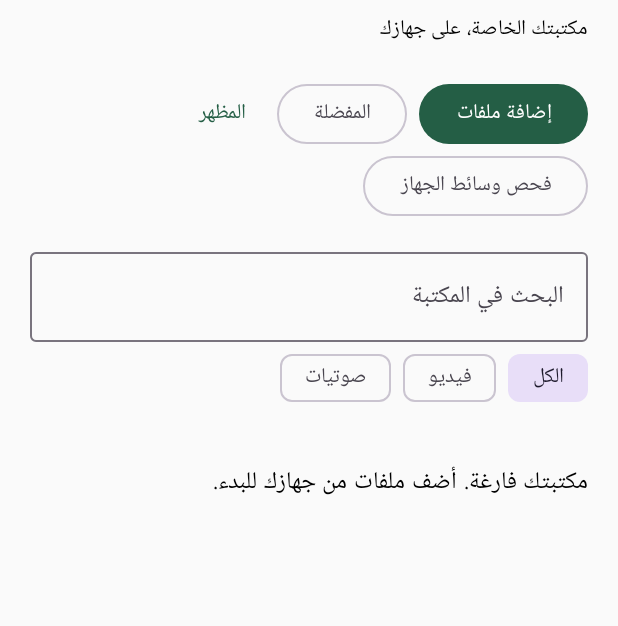
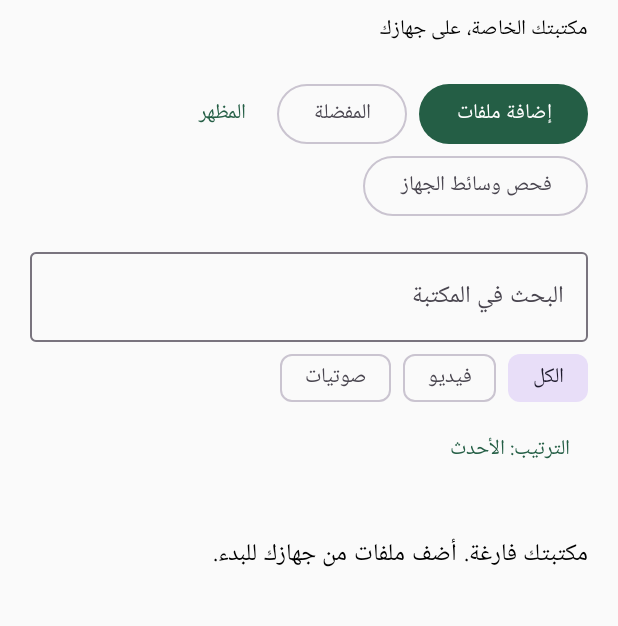
Before and after one commit to malkbaty7-sketch/safePlayer, an Android app built with Jetpack Compose: the screen it shows after launch (MainActivity), on a phone screen of 412 x 824 dp, the part 84-710 px from its top. Run offline under Robolectric (Android 15) with nearby library versions, the phone set to English and light mode, and no system bars; our stand-ins replace Room's generated code.

Commit message:
Add media and settings repositories with library sorting
Co-authored-by: arena-agent <297053741+arena-agent@users.noreply.github.com>

```diff
--- a/app/src/main/java/com/malkbaty/safeplayer/MainActivity.kt
+++ b/app/src/main/java/com/malkbaty/safeplayer/MainActivity.kt
@@ -1,16 +1,15 @@
 package com.malkbaty.safeplayer
 
-import android.content.Intent
-import android.net.Uri
 import android.os.Bundle
 import android.content.res.Configuration
-import android.provider.OpenableColumns
 import androidx.activity.ComponentActivity
 import androidx.activity.compose.BackHandler
 import androidx.activity.compose.rememberLauncherForActivityResult
 import androidx.activity.compose.setContent
 import androidx.activity.result.contract.ActivityResultContracts
 import androidx.compose.foundation.layout.*
+import androidx.compose.foundation.horizontalScroll
+import androidx.compose.foundation.rememberScrollState
 import androidx.compose.foundation.lazy.LazyColumn
 import androidx.compose.foundation.lazy.items
 import androidx.compose.foundation.shape.RoundedCornerShape
@@ -46,15 +45,17 @@ class MainActivity : ComponentActivity() {
     override fun onCreate(savedInstanceState: Bundle?) {
         super.onCreate(savedInstanceState)
         setContent {
-            val prefs = remember { getSharedPreferences("appearance", MODE_PRIVATE) }
-            var palette by remember { mutableStateOf(Palette.entries.find { it.name == prefs.getString("palette", "FOREST") } ?: Palette.FOREST) }
-            var dark by remember { mutableStateOf(prefs.getBoolean("dark", false)) }
+            val settings = remember { SettingsRepository(applicationContext) }
+            val repository = remember { MediaRepository(applicationContext, database.mediaDao()) }
+            val appearance = remember { settings.appearance() }
+            var palette by remember { mutableStateOf(appearance.palette) }
+            var dark by remember { mutableStateOf(appearance.dark) }
             SafePlayerTheme(palette, dark) {
                 CompositionLocalProvider(LocalLayoutDirection provides LayoutDirection.Rtl) {
-                    SafePlayerApp(database.mediaDao(), palette, dark) { selected, isDark ->
+                    SafePlayerApp(repository, palette, dark) { selected, isDark ->
                         palette = selected
                         dark = isDark
-                        prefs.edit().putString("palette", selected.name).putBoolean("dark", isDark).apply()
+                        settings.saveAppearance(Appearance(selected, isDark))
                     }
                 }
             }
@@ -66,11 +67,11 @@ class MainActivity : ComponentActivity() {
     }
 
     @Composable
-    private fun SafePlayerApp(dao: MediaDao, palette: Palette, dark: Boolean, onTheme: (Palette, Boolean) -> Unit) {
+    private fun SafePlayerApp(repository: MediaRepository, palette: Palette, dark: Boolean, onTheme: (Palette, Boolean) -> Unit) {
         val scope = rememberCoroutineScope()
         var retry by remember { mutableIntStateOf(0) }
-        val libraryFlow = remember(dao, retry) {
-            dao.observeAll().map<List<MediaEntry>, LibraryState> { LibraryState.Ready(it) }
+        val libraryFlow = remember(repository, retry) {
+            repository.media.map<List<MediaEntry>, LibraryState> { LibraryState.Ready(it) }
                 .catch { emit(LibraryState.Error) }
         }
         val library by libraryFlow.collectAsStateWithLifecycle(initialValue = LibraryState.Loading)
@@ -79,11 +80,13 @@ class MainActivity : ComponentActivity() {
         var query by rememberSaveable { mutableStateOf("") }
         var type by rememberSaveable { mutableStateOf("all") }
         var favorites by rememberSaveable { mutableStateOf(false) }
+        var sort by rememberSaveable { mutableStateOf(MediaSort.NEWEST) }
+        var showSort by remember { mutableStateOf(false) }
         var playing by remember { mutableStateOf<MediaEntry?>(null) }
         var message by remember { mutableStateOf<String?>(null) }
         var pendingDelete by remember { mutableStateOf<MediaEntry?>(null) }
         var scanning by remember { mutableStateOf(false) }
-        val scanner = remember(dao) { MediaScanner(applicationContext, dao) }
+        val scanner = repository.scanner
         fun startScan() {
             val access = scanner.access()
             if (!access.video && !access.audio) {
@@ -107,20 +110,8 @@ class MainActivity : ComponentActivity() {
         val permissionLauncher = rememberLauncherForActivityResult(ActivityResultContracts.RequestMultiplePermissions()) { startScan() }
         val picker = rememberLauncherForActivityResult(ActivityResultContracts.OpenMultipleDocuments()) { uris ->
             scope.launch {
-                var failed = 0
-                uris.forEach { uri ->
-                    try {
-                        val mime = contentResolver.getType(uri).orEmpty()
-                        val kind = when { mime.startsWith("video/") -> "video"; mime.startsWith("audio/") -> "audio"; else -> null }
-                        if (kind == null) { failed++; return@forEach }
-                        contentResolver.takePersistableUriPermission(uri, Intent.FLAG_GRANT_READ_URI_PERMISSION)
-                        val title = contentResolver.query(uri, arrayOf(OpenableColumns.DISPLAY_NAME), null, null, null)?.use { cursor ->
-                            if (cursor.moveToFirst()) cursor.getString(0) else null
-                        } ?: uri.lastPathSegment ?: "ملف وسائط"
-                        dao.insert(MediaEntry(uri.toString(), title, kind, System.currentTimeMillis()))
-                    } catch (_: Exception) { failed++ }
-                }
-                message = if (failed > 0) "تعذرت إضافة $failed من الملفات. تحقق من الوصول إليها وحاول مجدداً." else if (uris.isNotEmpty()) "تمت إضافة الملفات إلى المكتبة." else null
+                val result = repository.importDocuments(uris)
+                message = if (result.failed > 0) "تعذرت إضافة ${result.failed} من الملفات. تحقق من الوصول إليها وحاول مجدداً." else if (result.added > 0) "تمت إضافة الملفات إلى المكتبة." else null
             }
         }
         val current = playing
@@ -128,7 +119,7 @@ class MainActivity : ComponentActivity() {
             BackHandler { playing = null }
             PlayerScreen(this, current, inPip, onBack = { playing = null }, onPosition = { position ->
                 // Activity lifecycle scope survives disposal of the player composable.
-                lifecycleScope.launch { try { dao.savePosition(current.uri, position) } catch (_: Exception) { message = "تعذر حفظ موضع التشغيل." } }
+                lifecycleScope.launch { try { repository.savePosition(current.uri, position) } catch (_: Exception) { message = "تعذر حفظ موضع التشغيل." } }
             })
         } else {
             Column(Modifier.fillMaxSize().padding(20.dp)) {
@@ -136,7 +127,7 @@ class MainActivity : ComponentActivity() {
                 Spacer(Modifier.height(8.dp))
                 Text("مكتبتك الخاصة، على جهازك", style = MaterialTheme.typography.bodyMedium)
                 Spacer(Modifier.height(20.dp))
-                Row(horizontalArrangement = Arrangement.spacedBy(8.dp)) {
+                Row(Modifier.horizontalScroll(rememberScrollState()), horizontalArrangement = Arrangement.spacedBy(8.dp)) {
                     Button(onClick = { picker.launch(arrayOf("video/*", "audio/*")) }) { Text("إضافة ملفات") }
                     OutlinedButton(onClick = { favorites = !favorites }) { Text(if (favorites) "كل المكتبة" else "المفضلة") }
                     TextButton(onClick = { showSettings = true }) { Text("المظهر") }
@@ -153,7 +144,15 @@ class MainActivity : ComponentActivity() {
                     }
                 }
                 message?.let { Text(it, color = MaterialTheme.colorScheme.primary); TextButton(onClick = { message = null }) { Text("إغلاق الرسالة") } }
-                val filtered = filterMedia(entries, query, type, favorites)
+                Box {
+                    TextButton(onClick = { showSort = true }) { Text("الترتيب: ${sort.label}") }
+                    DropdownMenu(expanded = showSort, onDismissRequest = { showSort = false }) {
+                        MediaSort.entries.forEach { option ->
+                            DropdownMenuItem(text = { Text(option.label) }, onClick = { sort = option; showSort = false })
+                        }
+                    }
+                }
+                val filtered = searchLibrary(entries, LibraryQuery(query, type, favorites, sort))
                 if (library is LibraryState.Loading) {
                     Spacer(Modifier.height(32.dp)); CircularProgressIndicator(); Text("جارٍ تحميل المكتبة…")
                 } else if (library is LibraryState.Error) {
@@ -170,7 +169,7 @@ class MainActivity : ComponentActivity() {
                                 Text(if (entry.type == "video") "فيديو" else "صوت", style = MaterialTheme.typography.bodySmall)
                                 Row(horizontalArrangement = Arrangement.spacedBy(4.dp)) {
                                     TextButton(onClick = { playing = entry }) { Text("تشغيل") }
-                                    TextButton(onClick = { scope.launch { try { dao.setFavorite(entry.uri, !entry.favorite) } catch (_: Exception) { message = "تعذر حفظ المفضلة. حاول مجدداً." } } }) { Text(if (entry.favorite) "إزالة المفضلة" else "إضافة للمفضلة") }
+                                    TextButton(onClick = { scope.launch { try { repository.setFavorite(entry.uri, !entry.favorite) } catch (_: Exception) { message = "تعذر حفظ المفضلة. حاول مجدداً." } } }) { Text(if (entry.favorite) "إزالة المفضلة" else "إضافة للمفضلة") }
                                     TextButton(onClick = { pendingDelete = entry }) { Text("حذف") }
                                 }
                             }
@@ -197,7 +196,7 @@ class MainActivity : ComponentActivity() {
             }, confirmButton = { TextButton(onClick = { showSettings = false }) { Text("تم") } })
         }
         pendingDelete?.let { entry ->
-            AlertDialog(onDismissRequest = { pendingDelete = null }, title = { Text("إزالة من المكتبة؟") }, text = { Text("لن يُحذف الملف الأصلي من جهازك، وقد يظهر مجدداً عند فحص الوسائط.") }, confirmButton = { TextButton(onClick = { pendingDelete = null; scope.launch { try { dao.delete(entry.uri); try { contentResolver.releasePersistableUriPermission(Uri.parse(entry.uri), Intent.FLAG_GRANT_READ_URI_PERMISSION) } catch (_: SecurityException) {} } catch (_: Exception) { message = "تعذرت إزالة الملف. حاول مجدداً." } } }) { Text("إزالة") } }, dismissButton = { TextButton(onClick = { pendingDelete = null }) { Text("إلغاء") } })
+            AlertDialog(onDismissRequest = { pendingDelete = null }, title = { Text("إزالة من المكتبة؟") }, text = { Text("لن يُحذف الملف الأصلي من جهازك، وقد يظهر مجدداً عند فحص الوسائط.") }, confirmButton = { TextButton(onClick = { pendingDelete = null; scope.launch { try { repository.remove(entry.uri) } catch (_: Exception) { message = "تعذرت إزالة الملف. حاول مجدداً." } } }) { Text("إزالة") } }, dismissButton = { TextButton(onClick = { pendingDelete = null }) { Text("إلغاء") } })
         }
     }
 
--- a/app/src/main/java/com/malkbaty/safeplayer/MediaDatabase.kt
+++ b/app/src/main/java/com/malkbaty/safeplayer/MediaDatabase.kt
@@ -46,7 +46,3 @@ interface MediaDao {
 abstract class MediaDatabase : RoomDatabase() {
     abstract fun mediaDao(): MediaDao
 }
-
-fun filterMedia(items: List<MediaEntry>, query: String, type: String, favoritesOnly: Boolean): List<MediaEntry> =
-    items.filter { it.title.contains(query.trim(), ignoreCase = true) &&
-        (type == "all" || it.type == type) && (!favoritesOnly || it.favorite) }
--- /dev/null
+++ b/app/src/main/java/com/malkbaty/safeplayer/SettingsRepository.kt
@@ -0,0 +1,16 @@
+package com.malkbaty.safeplayer
+
+import android.content.Context
+
+data class Appearance(val palette: Palette = Palette.FOREST, val dark: Boolean = false)
+
+class SettingsRepository(context: Context) {
+    private val prefs = context.getSharedPreferences("appearance", Context.MODE_PRIVATE)
+    fun appearance(): Appearance = Appearance(
+        Palette.entries.find { it.name == prefs.getString("palette", "FOREST") } ?: Palette.FOREST,
+        prefs.getBoolean("dark", false)
+    )
+    fun saveAppearance(appearance: Appearance) {
+        prefs.edit().putString("palette", appearance.palette.name).putBoolean("dark", appearance.dark).apply()
+    }
+}
```
Also changed, not shown: app/src/main/java/com/malkbaty/safeplayer/MediaRepository.kt (added, +72 -0 lines), 3 other files.
